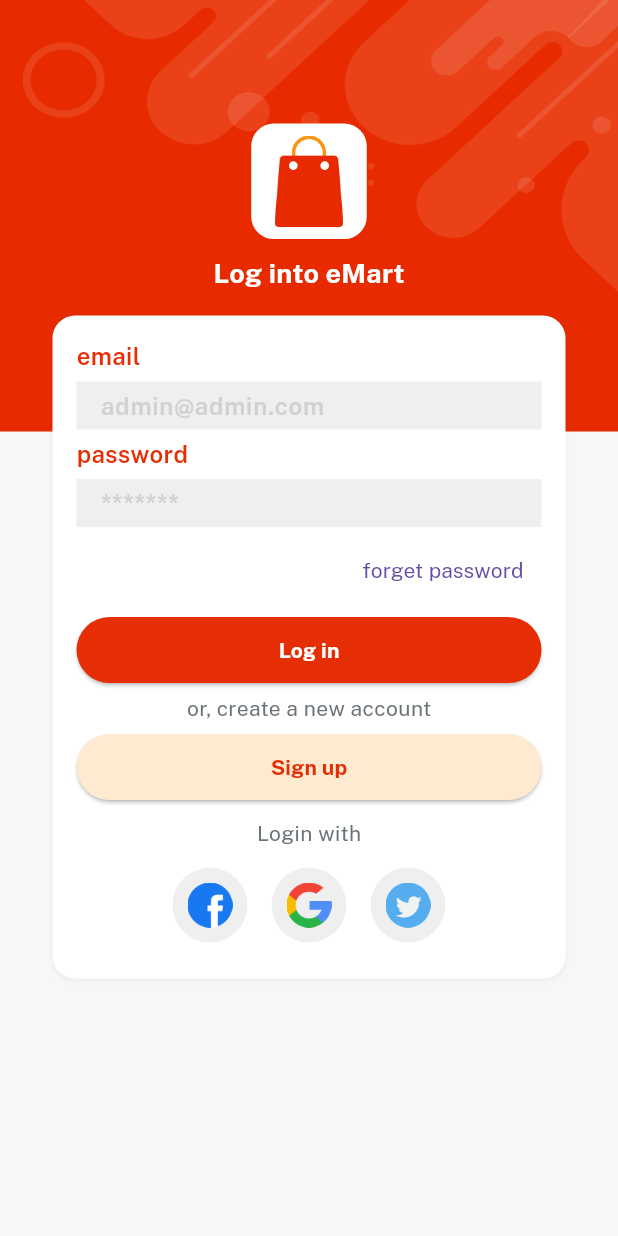
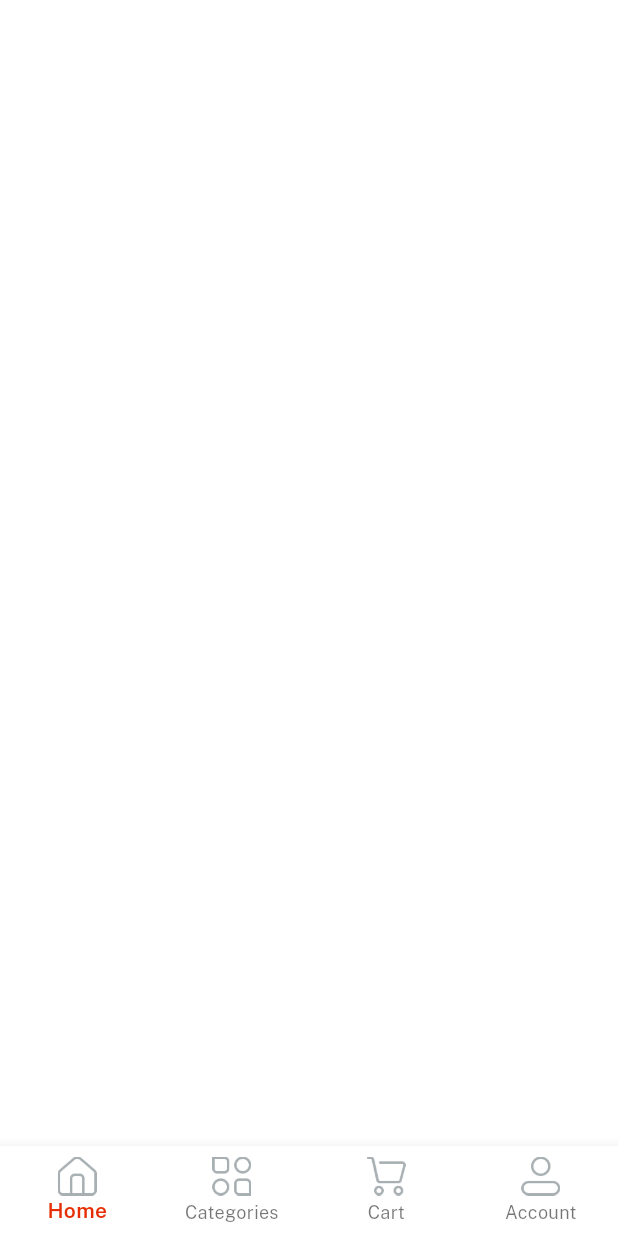
Before and after one commit to aditya-neupane/ecommerce, a Flutter app: the screen it shows after launch, after a tap on "Log in", on a phone screen of 412 x 824 dp. Run offline on Flutter 3.47's test engine with Material 3 defaults, Android fonts, the phone set to English and light mode, and no system bars; our stand-ins replace get, velocity_x.

Commit message:
verion 4

```diff
--- a/lib/consts/strings.dart
+++ b/lib/consts/strings.dart
@@ -16,3 +16,9 @@ const loginWith = "Login with";
 const privacyPolicy = "Privacy Policy";
 const termAndCond = "Terms and Conditions";
 const alreadyHaveAccount = "Already have an account? ";
+
+//home strings
+const home = "Home",
+    categories = "Categories",
+    cart = "Cart",
+    account = "Account";
--- /dev/null
+++ b/lib/controllers/home_controller.dart
@@ -0,0 +1,5 @@
+import 'package:get/get.dart';
+
+class HomeController extends GetxController {
+  var currentNavIndex = 0.abs;
+}
--- a/lib/views/auth_screen/login_screen.dart
+++ b/lib/views/auth_screen/login_screen.dart
@@ -1,6 +1,7 @@
 import 'package:ecommerce/consts/consts.dart';
 import 'package:ecommerce/consts/lists.dart';
 import 'package:ecommerce/views/auth_screen/signup_Screen.dart';
+import 'package:ecommerce/views/homeScreen/home_Screen.dart';
 import 'package:ecommerce/widgets_common/applogo_widget.dart';
 import 'package:ecommerce/widgets_common/bg_widget.dart';
 import 'package:ecommerce/widgets_common/custom_textfeild.dart';
@@ -40,13 +41,12 @@ class LoginScreen extends StatelessWidget {
                               onPressed: () {}, child: forgetPass.text.make())),
                       5.heightBox,
                       ourButton(
-                              color: redColor,
-                              title: login,
-                              textColor: whiteColor,
-                              onPress: () {})
-                          .box
-                          .width(context.screenWidth - 50)
-                          .make(),
+                          color: redColor,
+                          title: login,
+                          textColor: whiteColor,
+                          onPress: () {
+                            Get.to(() => HomeScreen());
+                          }).box.width(context.screenWidth - 50).make(),
                       5.heightBox,
                       createNewAccount.text.color(fontGrey).make(),
                       5.heightBox,
--- a/lib/views/homeScreen/home_Screen.dart
+++ b/lib/views/homeScreen/home_Screen.dart
@@ -0,0 +1,66 @@
+import 'package:ecommerce/consts/consts.dart';
+import 'package:ecommerce/controllers/home_controller.dart';
+import 'package:flutter/material.dart';
+import 'package:get/get.dart';
+import 'package:get/get_core/src/get_main.dart';
+
+class HomeScreen extends StatelessWidget {
+  const HomeScreen({super.key});
+
+  @override
+  Widget build(BuildContext context) {
+    var controller = Get.put(HomeController());
+
+    var navbarItem = [
+      BottomNavigationBarItem(
+          icon: Image.asset(
+            icHome,
+            width: 26,
+          ),
+          label: home),
+      BottomNavigationBarItem(
+          icon: Image.asset(
+            icCategories,
+            width: 26,
+          ),
+          label: categories),
+      BottomNavigationBarItem(
+          icon: Image.asset(
+            icCart,
+            width: 26,
+          ),
+          label: cart),
+      BottomNavigationBarItem(
+          icon: Image.asset(
+            icProfile,
+            width: 26,
+          ),
+          label: account),
+    ];
+
+    var navBody = [
+      Container(color: Colors.blue),
+      Container(color: Colors.purple),
+      Container(color: Colors.amber),
+      Container(color: Colors.cyan),
+    ];
+
+    return Scaffold(
+      body: Container(),
+      bottomNavigationBar: Obx(
+        () => BottomNavigationBar(
+          currentIndex: controller.currentNavIndex(),
+          selectedLabelStyle: const TextStyle(fontFamily: semibold),
+          selectedItemColor: redColor,
+          type: BottomNavigationBarType.fixed,
+          backgroundColor: whiteColor,
+          items: navbarItem,
+          onTap: (value) {
+            controller.currentNavIndex();
+            print("hello" + controller.currentNavIndex.toString());
+          },
+        ),
+      ),
+    );
+  }
+}
```
